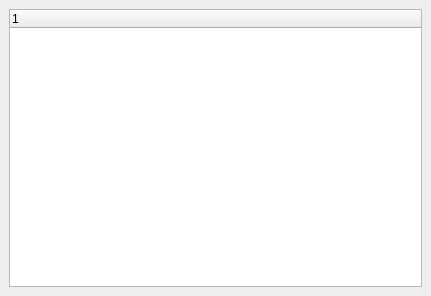
Above: src/qt-console/storage/storage.ui from naszaklasa/bacula before the change. Below: the same form after it.
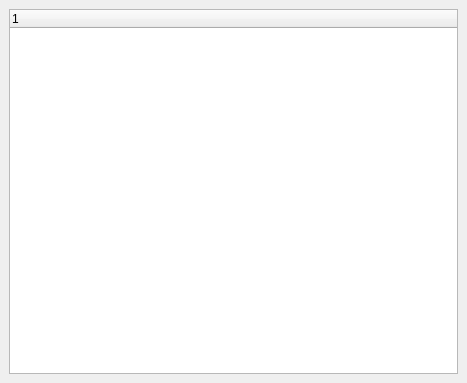
That is the form after the change. Icons and pictures are not drawn.

Diff of the .ui file:
```diff
--- a/src/qt-console/storage/storage.ui
+++ b/src/qt-console/storage/storage.ui
@@ -5,8 +5,8 @@
    <rect>
     <x>0</x>
     <y>0</y>
-    <width>431</width>
-    <height>296</height>
+    <width>467</width>
+    <height>383</height>
    </rect>
   </property>
   <property name="windowTitle" >
@@ -16,11 +16,29 @@
    <property name="margin" >
     <number>9</number>
    </property>
-   <property name="spacing" >
+   <property name="topMargin" >
+    <number>9</number>
+   </property>
+   <property name="rightMargin" >
+    <number>9</number>
+   </property>
+   <property name="bottomMargin" >
+    <number>9</number>
+   </property>
+   <property name="horizontalSpacing" >
+    <number>6</number>
+   </property>
+   <property name="verticalSpacing" >
     <number>6</number>
    </property>
    <item row="0" column="0" >
-    <widget class="QTreeWidget" name="mp_treeWidget" />
+    <widget class="QTreeWidget" name="mp_treeWidget" >
+     <column>
+      <property name="text" >
+       <string>1</string>
+      </property>
+     </column>
+    </widget>
    </item>
   </layout>
   <action name="actionRefreshStorage" >
```
Left out of the diff: 12 changed lines with no effect on the pictures.
